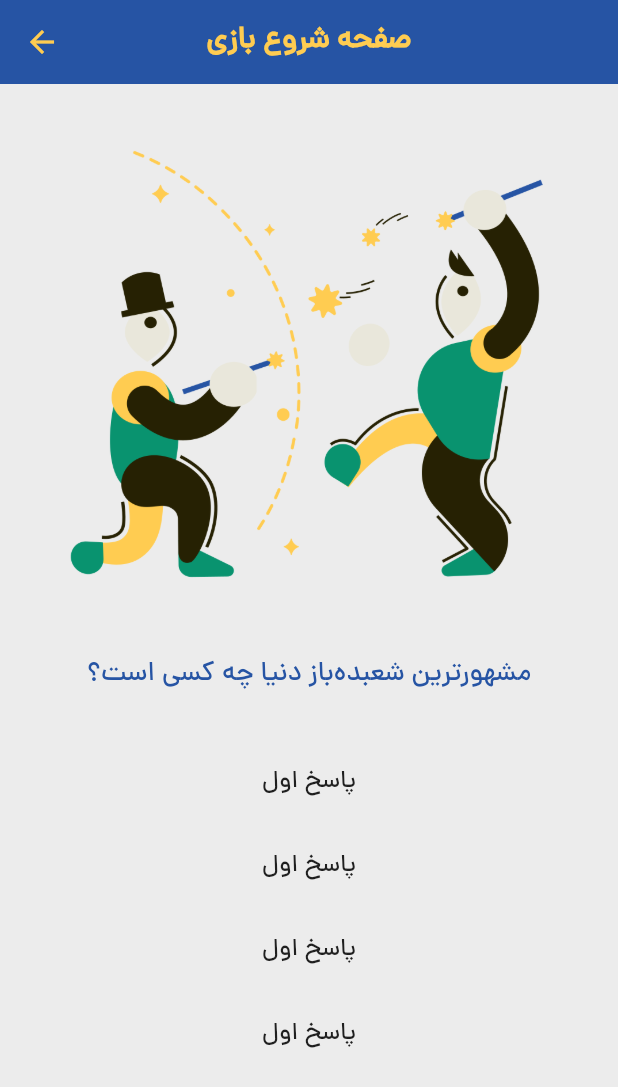
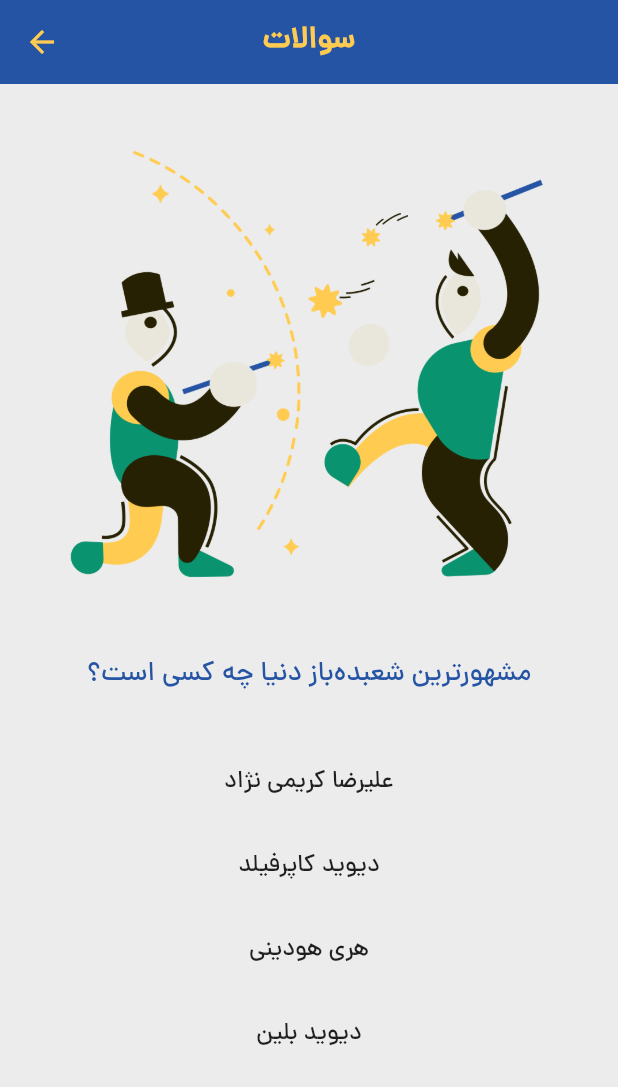
Before and after one commit to alirezakariminejad/flutter_quiz_application, a Flutter app: the Quizpage screen opened directly, on a phone screen of 412 x 824 dp. Shown: the top 1087 px of the screen. Run offline on Flutter 3.47's test engine with Material 2 defaults, Android fonts, the phone set to English and light mode, and no system bars; our stand-ins replace hexcolor.

Commit message:
Making the quiz page dynamic using data in the constants file

```diff
--- a/lib/quiz_page.dart
+++ b/lib/quiz_page.dart
@@ -1,17 +1,31 @@
 import 'package:flutter/material.dart';
 import 'package:flutter_quiz_application/constants/constants.dart';
+import 'package:flutter_quiz_application/data/question.dart';
 
-class Quizpage extends StatelessWidget {
+class Quizpage extends StatefulWidget {
   const Quizpage({super.key});
 
   @override
+  State<Quizpage> createState() => _QuizpageState();
+}
+
+class _QuizpageState extends State<Quizpage> {
+  int currentQuestionIndex = 0;
+  Question? currentQuestion;
+  int? lenthOfQuestionList;
+
+  @override
   Widget build(BuildContext context) {
+    currentQuestion = getQuestionsList()[currentQuestionIndex];
+    lenthOfQuestionList = getQuestionsList().length;
+    String currentQuestionImageIndex =
+        getQuestionsList()[currentQuestionIndex].imageNumber!;
     return Scaffold(
       backgroundColor: lightGray,
       appBar: AppBar(
         elevation: 0.0,
         title: Text(
-          'صفحه شروع بازی',
+          'سوالات',
           style: TextStyle(
             fontWeight: FontWeight.bold,
           ),
@@ -25,12 +39,12 @@ class Quizpage extends StatelessWidget {
           crossAxisAlignment: CrossAxisAlignment.stretch,
           children: [
             Image(
-              image: AssetImage('images/1.png'),
+              image: AssetImage('images/$currentQuestionImageIndex.png'),
               height: 350.0,
             ),
             SizedBox(height: 30.0),
             Text(
-              'مشهورترین شعبده‌باز دنیا چه کسی است؟',
+              currentQuestion!.questionTitle!,
               style: TextStyle(
                 color: classicBlue,
                 fontSize: 18.0,
@@ -39,37 +53,36 @@ class Quizpage extends StatelessWidget {
               textAlign: TextAlign.center,
             ),
             SizedBox(height: 30.0),
-            ListTile(
-              title: Text(
-                'پاسخ اول',
-                textDirection: TextDirection.rtl,
-                textAlign: TextAlign.center,
-              ),
-            ),
-            ListTile(
-              title: Text(
-                'پاسخ اول',
-                textDirection: TextDirection.rtl,
-                textAlign: TextAlign.center,
-              ),
-            ),
-            ListTile(
-              title: Text(
-                'پاسخ اول',
-                textDirection: TextDirection.rtl,
-                textAlign: TextAlign.center,
-              ),
-            ),
-            ListTile(
-              title: Text(
-                'پاسخ اول',
-                textDirection: TextDirection.rtl,
-                textAlign: TextAlign.center,
-              ),
+            ...List.generate(
+              4,
+              (index) => getOptionsLists(index),
             ),
           ],
         ),
       ),
     );
   }
+
+  Widget getOptionsLists(int index) {
+    return ListTile(
+      title: Text(
+        currentQuestion!.answers![index],
+        textDirection: TextDirection.rtl,
+        textAlign: TextAlign.center,
+      ),
+      onTap: () {
+        // if (currentQuestion!.correctAnswer == index) {
+        //   print('currect');
+        // } else {
+        //   print('wrong');
+        // }
+
+        setState(() {
+          if (currentQuestionIndex < lenthOfQuestionList! - 1) {
+            currentQuestionIndex++;
+          }
+        });
+      },
+    );
+  }
 }
```
